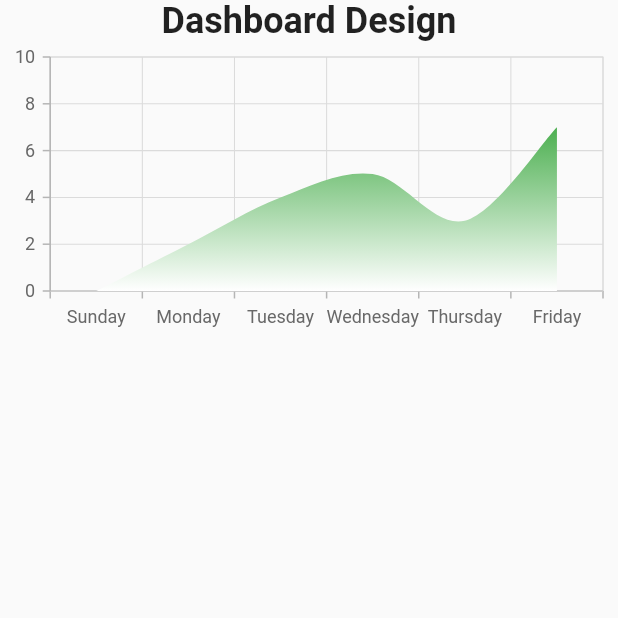
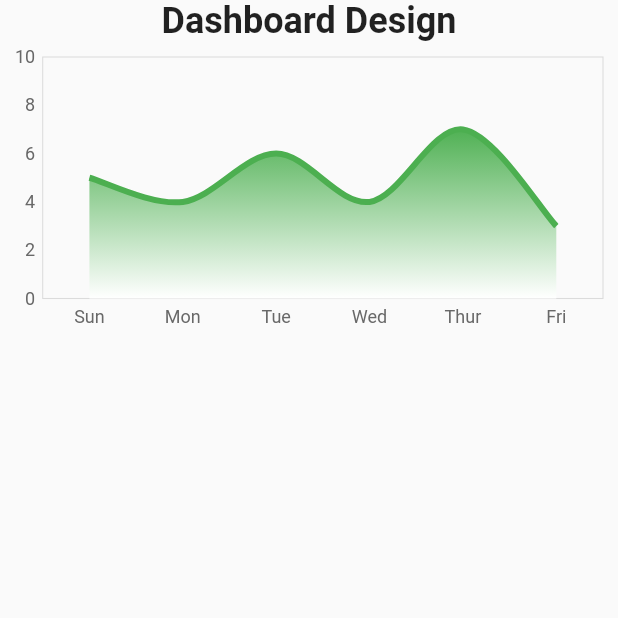
Before and after one commit to Magesh-Doodleblue/Task-Management-Application-and-Github-API-implementation, a Flutter app: the DashboardDesignScreen screen opened by its route, on a phone screen of 412 x 824 dp, the top half of it. Run offline on Flutter 3.47's test engine with Material 2 defaults, Android fonts, the phone set to English and light mode, and no system bars; our stand-ins replace circle_nav_bar, fluttertoast, google_fonts, sqflite, step_progress_indicator, syncfusion_flutter_charts; accounts and stored records are empty; network calls fail; Roboto replaces fonts that are missing (Ubuntu).

Commit message:
80% done

```diff
--- a/lib/View/Dashboard Design/dashboard_design.dart
+++ b/lib/View/Dashboard Design/dashboard_design.dart
@@ -9,23 +9,18 @@ class DashboardDesignScreen extends StatelessWidget {
 
   @override
   Widget build(BuildContext context) {
-    return const Scaffold(
+    return const SafeArea(
+      child: Scaffold(
         body: Column(
           children: [
             Text("Dashboard Design",
                 style: TextStyle(fontSize: 24, fontWeight: FontWeight.bold)),
             FilledCurveChart(
-            xValues: [
-              'Sunday',
-              'Monday',
-              'Tuesday',
-              'Wednesday',
-              'Thursday',
-              'Friday',
-            ],
-            yValues: [0, 2, 4, 5, 3, 7],
+              xValues: ['Sun', 'Mon', 'Tue', 'Wed', 'Thur', 'Fri'],
+              yValues: [5, 4, 6, 4, 7, 3],
             ),
           ],
+        ),
       ),
     );
   }
--- a/lib/View/Projects/projects.dart
+++ b/lib/View/Projects/projects.dart
@@ -91,10 +91,10 @@ class _ProjectScreenState extends State<ProjectScreen>
               Expanded(
                 child: TabBarView(
                   controller: tabController,
-                  children: const [
+                  children: [
                     AllProjects(),
-                    OngoingProjects(),
-                    CompletedProjects(),
+                    const OngoingProjects(),
+                    const CompletedProjects(),
                   ],
                 ),
               ),
--- a/lib/View/common/filled_charts.dart
+++ b/lib/View/common/filled_charts.dart
@@ -9,27 +9,42 @@ class FilledCurveChart extends StatelessWidget {
 
   const FilledCurveChart(
       {super.key, required this.xValues, required this.yValues});
-
   @override
   Widget build(BuildContext context) {
     return SizedBox(
       height: 200,
       child: SfCartesianChart(
-        primaryXAxis: CategoryAxis(),
-        // Use CategoryAxis for x-axis with specific labels
+        primaryXAxis: CategoryAxis(
+          //set x axis
+          majorGridLines: const MajorGridLines(width: 0),
+          minorGridLines: const MinorGridLines(width: 0),
+          axisLine: const AxisLine(width: 0),
+          majorTickLines: const MajorTickLines(size: 0),
+          // Remove major tick lines
+          minorTickLines: const MinorTickLines(size: 0),
+          // Remove minor tick lines
+        ),
         primaryYAxis: NumericAxis(
-          // Set y-axis properties
+          // Set y-axis
           minimum: 0,
           maximum: 10,
           interval: 2,
+          majorGridLines: const MajorGridLines(width: 0),
+          minorGridLines: const MinorGridLines(width: 0),
+          axisLine: const AxisLine(width: 0),
+          majorTickLines: const MajorTickLines(size: 0),
+          // Remove major tick lines
+          minorTickLines: const MinorTickLines(size: 0),
+          // Remove minor tick lines
         ),
         series: <ChartSeries>[
           SplineAreaSeries<ChartData, String>(
             dataSource: _getChartData(xValues, yValues),
             xValueMapper: (ChartData data, _) => data.x,
             yValueMapper: (ChartData data, _) => data.y,
-            color: const Color.fromRGBO(0, 255, 0, 1), // Green color fallback
             gradient: _createGradient(),
+            borderColor: Colors.green, // Border color for filled chart
+            borderWidth: 4, // Border width for filled chart
           ),
         ],
       ),
--- a/pubspec.yaml
+++ b/pubspec.yaml
@@ -42,6 +42,7 @@ dependencies:
   google_fonts: ^5.1.0
   step_progress_indicator: ^1.0.2
   syncfusion_flutter_charts: ^22.2.5
+  fluttertoast: ^8.2.2
 
 dev_dependencies:
   flutter_test:
```
Also changed, not shown: lib/Model/data.dart (added, +48 -0 lines), lib/View/Dashboard/dashboard.dart (+14 -39 lines), lib/View/Projects/all_projects.dart (+78 -30 lines), lib/View/common/dialog_box.dart (+46 -2 lines), assets/icons/calendar.png (added), pubspec.lock. Lines whose indentation alone changed are shown as unchanged.
